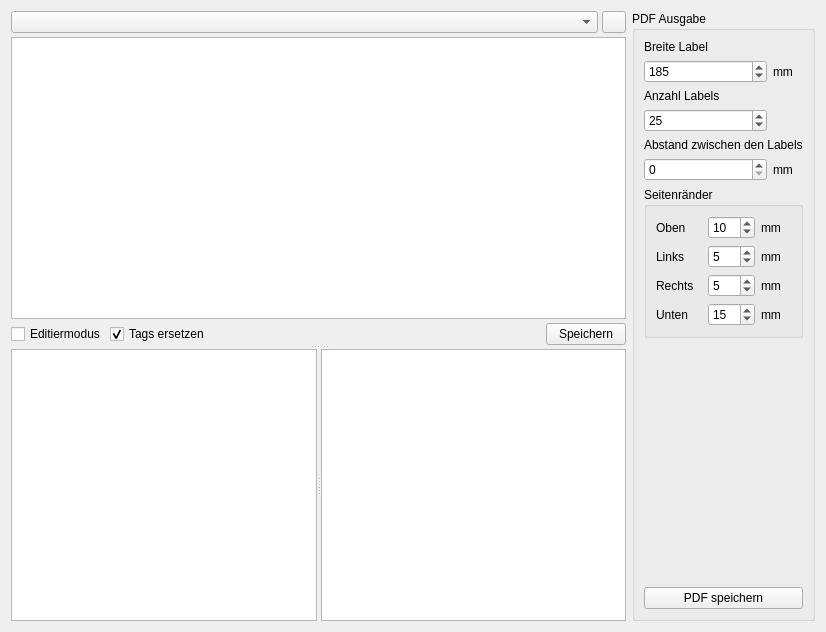
kleiner-brauhelfer/kleiner-brauhelfer-2, file kleiner-brauhelfer/tabetikette.ui: the form before one commit.
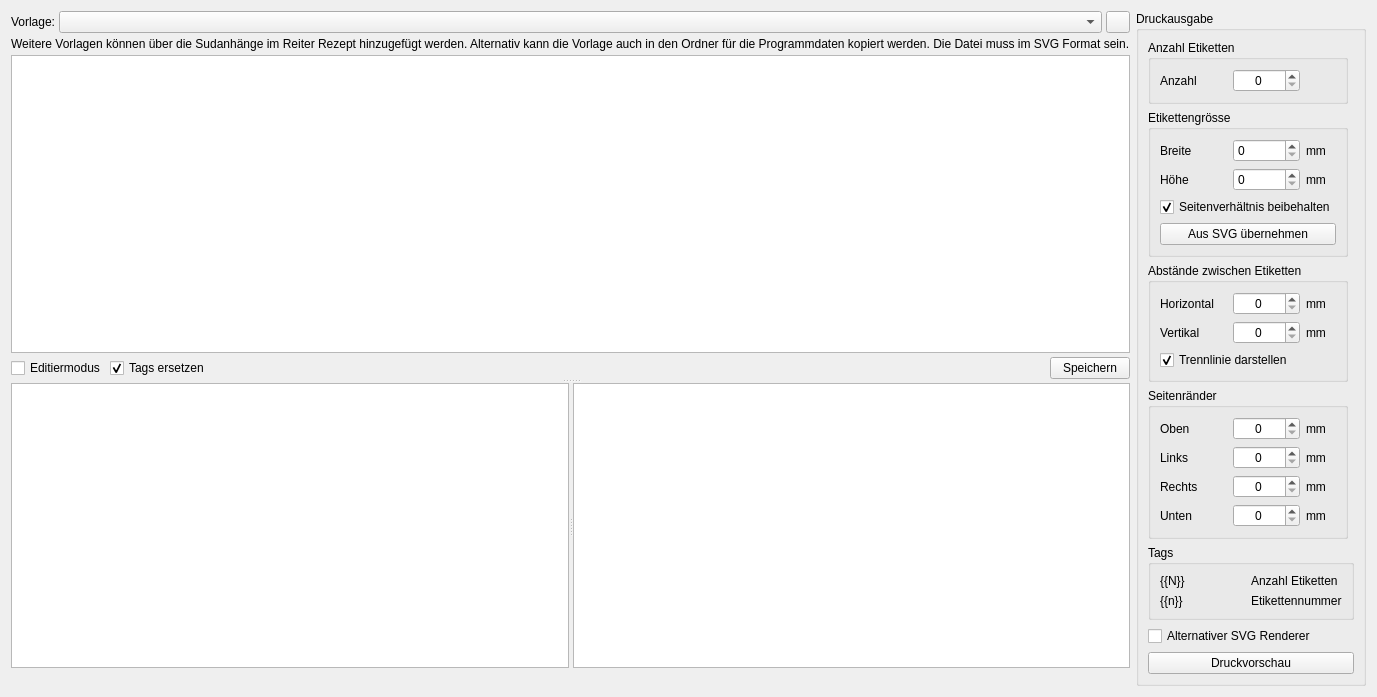
The form after the commit. Icons and pictures are not drawn. Custom widgets are drawn as their Qt base class.

The edit to the form file:
```diff
--- a/kleiner-brauhelfer/tabetikette.ui
+++ b/kleiner-brauhelfer/tabetikette.ui
@@ -22,7 +22,24 @@
      <item>
       <layout class="QHBoxLayout" name="horizontalLayout_2">
        <item>
-        <widget class="ComboBox" name="cbAuswahl"/>
+        <widget class="QLabel" name="label_8">
+         <property name="text">
+          <string>Vorlage:</string>
+         </property>
+        </widget>
+       </item>
+       <item>
+        <widget class="ComboBox" name="cbAuswahl">
+         <property name="sizePolicy">
+          <sizepolicy hsizetype="Expanding" vsizetype="Fixed">
+           <horstretch>0</horstretch>
+           <verstretch>0</verstretch>
+          </sizepolicy>
+         </property>
+         <property name="toolTip">
+          <string>&lt;html&gt;&lt;head/&gt;&lt;body&gt;&lt;p&gt;Über diesen Reiter werden zuvor abgespeicherte &lt;span style=&quot; font-weight:600;&quot;&gt;Gestaltungsvorlagen &lt;/span&gt;aufgerufen. Mit Vorlagen lassen sich Etiketten schnell und unkompliziert gestalten.&lt;/p&gt;&lt;p&gt;Die Gestaltungsmöglichkeiten beziehen sich dabei grundlegend auf Einträge und eingepflegte Bestände im Kleinen Brauhelfer.&lt;/p&gt;&lt;p&gt;Der Funktionsumfang ist zweckmäßig. Er erfüllt nicht die Anforderungen mächtiger Design- und Grafikprogramme. Es können aber viele moderne Designelemente mittels CSS3 und HTML5 definiert werden.&lt;/p&gt;&lt;/body&gt;&lt;/html&gt;</string>
+         </property>
+        </widget>
        </item>
        <item>
         <widget class="QPushButton" name="btnLoeschen">
@@ -52,6 +69,13 @@
        </item>
       </layout>
      </item>
+     <item>
+      <widget class="QLabel" name="label_7">
+       <property name="text">
+        <string>&lt;html&gt;&lt;head/&gt;&lt;body&gt;&lt;p&gt;Weitere Vorlagen können über die Sudanhänge im Reiter Rezept hinzugefügt werden. Alternativ kann die Vorlage auch in den Ordner für die Programmdaten kopiert werden. Die Datei muss im SVG Format sein.&lt;/p&gt;&lt;/body&gt;&lt;/html&gt;</string>
+       </property>
+      </widget>
+     </item>
      <item>
       <widget class="QSplitter" name="splitter_1">
        <property name="orientation">
@@ -135,6 +159,13 @@
        </widget>
       </widget>
      </item>
+     <item>
+      <widget class="QLabel" name="lblFilePath">
+       <property name="wordWrap">
+        <bool>true</bool>
+       </property>
+      </widget>
+     </item>
      <item>
       <spacer name="horizontalSpacer_2">
        <property name="orientation">
@@ -158,10 +189,210 @@
      <item>
       <widget class="QGroupBox" name="groupBox">
        <property name="title">
-        <string>PDF Ausgabe</string>
+        <string>Druckausgabe</string>
        </property>
        <layout class="QGridLayout" name="gridLayout_2">
-        <item row="7" column="0">
+        <item row="1" column="0">
+         <widget class="QGroupBox" name="groupBox_4">
+          <property name="title">
+           <string>Etikettengrösse</string>
+          </property>
+          <layout class="QGridLayout" name="gridLayout_5">
+           <item row="0" column="2">
+            <widget class="QLabel" name="label_5">
+             <property name="minimumSize">
+              <size>
+               <width>30</width>
+               <height>0</height>
+              </size>
+             </property>
+             <property name="maximumSize">
+              <size>
+               <width>30</width>
+               <height>16777215</height>
+              </size>
+             </property>
+             <property name="text">
+              <string>mm</string>
+             </property>
+            </widget>
+           </item>
+           <item row="0" column="0">
+            <widget class="QLabel" name="label_77">
+             <property name="text">
+              <string>Breite</string>
+             </property>
+            </widget>
+           </item>
+           <item row="1" column="1">
+            <widget class="SpinBox" name="tbLabelHoehe">
+             <property name="toolTip">
+              <string>&lt;html&gt;&lt;head/&gt;&lt;body&gt;&lt;p&gt;Hier wird die &lt;span style=&quot; font-weight:600;&quot;&gt;Höhe &lt;/span&gt;des Etiketts festgelegt.&lt;/p&gt;&lt;/body&gt;&lt;/html&gt;</string>
+             </property>
+             <property name="maximum">
+              <number>9999</number>
+             </property>
+            </widget>
+           </item>
+           <item row="0" column="1">
+            <widget class="SpinBox" name="tbLabelBreite">
+             <property name="toolTip">
+              <string>&lt;html&gt;&lt;head/&gt;&lt;body&gt;&lt;p&gt;Hier wird die &lt;span style=&quot; font-weight:600;&quot;&gt;Breite &lt;/span&gt;des Etiketts festgelegt.&lt;/p&gt;&lt;p&gt;Die ideale Breite ist abhängig vom Umfang des Gebindes und sollte vorher ausgemessen werden.&lt;/p&gt;&lt;/body&gt;&lt;/html&gt;</string>
+             </property>
+             <property name="maximum">
+              <number>9999</number>
+             </property>
+            </widget>
+           </item>
+           <item row="1" column="0">
+            <widget class="QLabel" name="label_15">
+             <property name="text">
+              <string>Höhe</string>
+             </property>
+            </widget>
+           </item>
+           <item row="2" column="0" colspan="3">
+            <widget class="QCheckBox" name="cbSeitenverhaeltnis">
+             <property name="text">
+              <string>Seitenverhältnis beibehalten</string>
+             </property>
+             <property name="checked">
+              <bool>true</bool>
+             </property>
+            </widget>
+           </item>
+           <item row="1" column="2">
+            <widget class="QLabel" name="label_16">
+             <property name="minimumSize">
+              <size>
+               <width>30</width>
+               <height>0</height>
+              </size>
+             </property>
+             <property name="maximumSize">
+              <size>
+               <width>30</width>
+               <height>16777215</height>
+              </size>
+             </property>
+             <property name="text">
+              <string>mm</string>
+             </property>
+            </widget>
+           </item>
+           <item row="3" column="0" colspan="3">
+            <widget class="QPushButton" name="btnGroesseAusSvg">
+             <property name="text">
+              <string>Aus SVG übernehmen</string>
+             </property>
+            </widget>
+           </item>
+          </layout>
+         </widget>
+        </item>
+        <item row="0" column="0">
+         <widget class="QGroupBox" name="groupBox_5">
+          <property name="title">
+           <string>Anzahl Etiketten</string>
+          </property>
+          <layout class="QGridLayout" name="gridLayout_6">
+           <item row="0" column="0">
+            <widget class="QLabel" name="label_49">
+             <property name="text">
+              <string>Anzahl</string>
+             </property>
+            </widget>
+           </item>
+           <item row="0" column="1">
+            <widget class="SpinBox" name="tbAnzahl">
+             <property name="toolTip">
+              <string>&lt;html&gt;&lt;head/&gt;&lt;body&gt;&lt;p&gt;Hier wird die &lt;span style=&quot; font-weight:600;&quot;&gt;Anzahl &lt;/span&gt;der Etiketten festgelegt.&lt;/p&gt;&lt;/body&gt;&lt;/html&gt;</string>
+             </property>
+             <property name="alignment">
+              <set>Qt::AlignCenter</set>
+             </property>
+             <property name="maximum">
+              <number>999</number>
+             </property>
+            </widget>
+           </item>
+           <item row="0" column="2">
+            <widget class="QLabel" name="label_17">
+             <property name="minimumSize">
+              <size>
+               <width>30</width>
+               <height>0</height>
+              </size>
+             </property>
+             <property name="maximumSize">
+              <size>
+               <width>30</width>
+               <height>16777215</height>
+              </size>
+             </property>
+            </widget>
+           </item>
+          </layout>
+         </widget>
+        </item>
+        <item row="9" column="0" colspan="2">
+         <widget class="QPushButton" name="btnToPdf">
+          <property name="toolTip">
+           <string>&lt;html&gt;&lt;head/&gt;&lt;body&gt;&lt;p&gt;Mit Klick wird hiermit die Banderole oder das Etikett als &lt;span style=&quot; font-weight:600;&quot;&gt;druckbares PDF &lt;/span&gt;gespeichert.&lt;/p&gt;&lt;p&gt;Direktes Drucken ist im Kleinen Brauhelfer (leider) nicht möglich.&lt;/p&gt;&lt;/body&gt;&lt;/html&gt;</string>
+          </property>
+          <property name="text">
+           <string>Druckvorschau</string>
+          </property>
+         </widget>
+        </item>
+        <item row="6" column="0" colspan="2">
+         <widget class="QGroupBox" name="groupBox_3">
+          <property name="title">
+           <string>Tags</string>
+          </property>
+          <layout class="QGridLayout" name="gridLayout_4">
+           <item row="0" column="0">
+            <widget class="QLabel" name="label_11">
+             <property name="text">
+              <string>{{N}}</string>
+             </property>
+            </widget>
+           </item>
+           <item row="0" column="1">
+            <widget class="QLabel" name="label_12">
+             <property name="text">
+              <string>Anzahl Etiketten</string>
+             </property>
+            </widget>
+           </item>
+           <item row="1" column="0">
+            <widget class="QLabel" name="label_13">
+             <property name="text">
+              <string>{{n}}</string>
+             </property>
+            </widget>
+           </item>
+           <item row="1" column="1">
+            <widget class="QLabel" name="label_14">
+             <property name="text">
+              <string>Etikettennummer</string>
+             </property>
+            </widget>
+           </item>
+          </layout>
+         </widget>
+        </item>
+        <item row="7" column="0" colspan="2">
+         <widget class="QCheckBox" name="cbUseImagePainter">
+          <property name="toolTip">
+           <string>&lt;html&gt;&lt;head/&gt;&lt;body&gt;&lt;p&gt;Der alternative &lt;span style=&quot; font-weight:600;&quot;&gt;SVG Renderer&lt;/span&gt; ist langsamer und qualitativ schlechter. Manche SVGs lassen sich aber nur mit diesem Renderer darstellen.&lt;/p&gt;&lt;/body&gt;&lt;/html&gt;</string>
+          </property>
+          <property name="text">
+           <string>Alternativer SVG Renderer</string>
+          </property>
+         </widget>
+        </item>
+        <item row="8" column="0">
          <spacer name="verticalSpacer_6">
           <property name="orientation">
            <enum>Qt::Vertical</enum>
@@ -174,248 +405,241 @@
           </property>
          </spacer>
         </item>
-        <item row="1" column="0">
-         <widget class="QSpinBox" name="spinBox_BreiteLabel">
-          <property name="maximum">
-           <number>210</number>
-          </property>
-          <property name="value">
-           <number>185</number>
-          </property>
-         </widget>
-        </item>
-        <item row="5" column="0">
-         <widget class="QSpinBox" name="spinBox_AbstandLabel"/>
-        </item>
         <item row="3" column="0">
-         <widget class="QSpinBox" name="spinBox_AnzahlLabels">
-          <property name="maximum">
-           <number>9999999</number>
+         <widget class="QGroupBox" name="groupBox_2">
+          <property name="title">
+           <string>Abstände zwischen Etiketten</string>
           </property>
-          <property name="value">
-           <number>25</number>
-          </property>
+          <layout class="QGridLayout" name="gridLayout_3">
+           <item row="0" column="2">
+            <widget class="QLabel" name="label_6">
+             <property name="minimumSize">
+              <size>
+               <width>30</width>
+               <height>0</height>
+              </size>
+             </property>
+             <property name="maximumSize">
+              <size>
+               <width>30</width>
+               <height>16777215</height>
+              </size>
+             </property>
+             <property name="text">
+              <string>mm</string>
+             </property>
+            </widget>
+           </item>
+           <item row="0" column="0">
+            <widget class="QLabel" name="label_76">
+             <property name="text">
+              <string>Horizontal</string>
+             </property>
+            </widget>
+           </item>
+           <item row="1" column="0">
+            <widget class="QLabel" name="label_9">
+             <property name="text">
+              <string>Vertikal</string>
+             </property>
+            </widget>
+           </item>
+           <item row="1" column="1">
+            <widget class="SpinBox" name="tbAbstandVert">
+             <property name="toolTip">
+              <string>&lt;html&gt;&lt;head/&gt;&lt;body&gt;&lt;p&gt;Hier wird der &lt;span style=&quot; font-weight:600;&quot;&gt;vertikale Abstand&lt;/span&gt; zwischen einzelnen Etiketten festgelegt.&lt;/p&gt;&lt;p&gt;Üblich sind 2mm Beschnittzugabe, um Ungenauigkeiten wie sogenannte Blitzer zu vermeiden, wenn Farbe bis zum Rand gedruckt wird. Dabei werden 2mm Farbauftrag zum Rand addiert. Blitzer entstehen bei Ungenauigkeiten während des Papierschnitts.&lt;/p&gt;&lt;p&gt;Ist man mit einem guten Papierschneider gesegnet, sind bei kleinen Auflagen 0mm kein Problem. Die Fehlerhäufigkeit steigt allerdings mit der Bogendicke des Papiers, da Teile beim Schneiden verrutschen.&lt;/p&gt;&lt;p&gt;Wer es weniger akribisch haben will, arbeitet mit der Schere und nimmt Ungenauigkeiten als Ausdruck echter Handarbeit in Kauf.&lt;/p&gt;&lt;/body&gt;&lt;/html&gt;</string>
+             </property>
+             <property name="alignment">
+              <set>Qt::AlignCenter</set>
+             </property>
+            </widget>
+           </item>
+           <item row="0" column="1">
+            <widget class="SpinBox" name="tbAbstandHor">
+             <property name="toolTip">
+              <string>&lt;html&gt;&lt;head/&gt;&lt;body&gt;&lt;p&gt;Hier wird der &lt;span style=&quot; font-weight:600;&quot;&gt;horizontale Abstand&lt;/span&gt; zwischen einzelnen Etiketten festgelegt.&lt;/p&gt;&lt;p&gt;Üblich sind 2 mm Beschnittzugabe, um Ungenauigkeiten wie sogenannte Blitzer zu vermeiden, wenn Farbe bis zum Rand gedruckt wird. Dabei werden 2 mm Farbauftrag zum Rand addiert. Blitzer entstehen bei Ungenauigkeiten während des Papierschnitts.&lt;/p&gt;&lt;p&gt;Ist man mit einem guten Papierschneider gesegnet, sind bei kleinen Auflagen 0mm kein Problem. Die Fehlerhäufigkeit steigt allerdings mit der Bogendicke des Papiers, da Teile beim Schneiden verrutschen.&lt;/p&gt;&lt;p&gt;Wer es weniger akribisch haben will, arbeitet mit der Schere und nimmt Ungenauigkeiten als Ausdruck echter Handarbeit in Kauf.&lt;/p&gt;&lt;/body&gt;&lt;/html&gt;</string>
+             </property>
+             <property name="alignment">
+              <set>Qt::AlignCenter</set>
+             </property>
+            </widget>
+           </item>
+           <item row="1" column="2">
+            <widget class="QLabel" name="label_10">
+             <property name="text">
+              <string>mm</string>
+             </property>
+            </widget>
+           </item>
+           <item row="2" column="0" colspan="3">
+            <widget class="QCheckBox" name="cbDividingLine">
+             <property name="toolTip">
+              <string>&lt;html&gt;&lt;head/&gt;&lt;body&gt;&lt;p&gt;Eine &lt;span style=&quot; font-weight:600;&quot;&gt;Trennlinie&lt;/span&gt; zwischen den einzelnen darstellen.&lt;/p&gt;&lt;/body&gt;&lt;/html&gt;</string>
+             </property>
+             <property name="text">
+              <string>Trennlinie darstellen</string>
+             </property>
+             <property name="checked">
+              <bool>true</bool>
+             </property>
+            </widget>
+           </item>
+          </layout>
          </widget>
         </item>
-        <item row="1" column="1">
-         <widget class="QLabel" name="label_5">
-          <property name="minimumSize">
-           <size>
-            <width>30</width>
-            <height>0</height>
-           </size>
-          </property>
-          <property name="maximumSize">
-           <size>
-            <width>30</width>
-            <height>16777215</height>
-           </size>
-          </property>
-          <property name="text">
-           <string>mm</string>
-          </property>
-         </widget>
-        </item>
-        <item row="5" column="1">
-         <widget class="QLabel" name="label_6">
-          <property name="minimumSize">
-           <size>
-            <width>30</width>
-            <height>0</height>
-           </size>
-          </property>
-          <property name="maximumSize">
-           <size>
-            <width>30</width>
-            <height>16777215</height>
-           </size>
-          </property>
-          <property name="text">
-           <string>mm</string>
-          </property>
-         </widget>
-        </item>
-        <item row="0" column="0" colspan="2">
-         <widget class="QLabel" name="label_77">
-          <property name="text">
-           <string>Breite Label</string>
-          </property>
-         </widget>
-        </item>
-        <item row="2" column="0" colspan="2">
-         <widget class="QLabel" name="label_49">
-          <property name="text">
-           <string>Anzahl Labels</string>
-          </property>
-         </widget>
-        </item>
-        <item row="4" column="0" colspan="2">
-         <widget class="QLabel" name="label_76">
-          <property name="text">
-           <string>Abstand zwischen den Labels</string>
-          </property>
-         </widget>
-        </item>
-        <item row="6" column="0" colspan="2">
+        <item row="5" column="0">
          <widget class="QGroupBox" name="groupBox_21">
           <property name="title">
            <string>Seitenränder</string>
           </property>
           <layout class="QGridLayout" name="gridLayout">
-           <item row="5" column="1">
-            <widget class="QSpinBox" name="spinBox_FLabel_RandRechts">
-             <property name="maximum">
-              <number>210</number>
-             </property>
-             <property name="value">
-              <number>5</number>
-             </property>
-            </widget>
-           </item>
-           <item row="7" column="1">
-            <widget class="QSpinBox" name="spinBox_FLabel_RandUnten">
-             <property name="maximum">
-              <number>290</number>
-             </property>
-             <property name="value">
-              <number>15</number>
-             </property>
-            </widget>
-           </item>
-           <item row="3" column="2">
-            <widget class="QLabel" name="label_2">
-             <property name="minimumSize">
-              <size>
-               <width>30</width>
-               <height>0</height>
-              </size>
-             </property>
-             <property name="maximumSize">
-              <size>
-               <width>30</width>
-               <height>16777215</height>
-              </size>
-             </property>
-             <property name="text">
-              <string>mm</string>
-             </property>
-            </widget>
-           </item>
-           <item row="3" column="1">
-            <widget class="QSpinBox" name="spinBox_FLabel_RandLinks">
-             <property name="maximum">
-              <number>210</number>
-             </property>
-             <property name="value">
-              <number>5</number>
-             </property>
-            </widget>
-           </item>
-           <item row="5" column="2">
-            <widget class="QLabel" name="label_3">
-             <property name="minimumSize">
-              <size>
-               <width>30</width>
-               <height>0</height>
-              </size>
-             </property>
-             <property name="maximumSize">
-              <size>
-               <width>30</width>
-               <height>16777215</height>
-              </size>
-             </property>
-             <property name="text">
-              <string>mm</string>
-             </property>
-            </widget>
-           </item>
-           <item row="1" column="1">
-            <widget class="QSpinBox" name="spinBox_FLabel_RandOben">
-             <property name="maximum">
-              <number>297</number>
-             </property>
-             <property name="value">
-              <number>10</number>
-             </property>
-            </widget>
-           </item>
-           <item row="1" column="2">
-            <widget class="QLabel" name="label">
-             <property name="minimumSize">
-              <size>
-               <width>30</width>
-               <height>0</height>
-              </size>
-             </property>
-             <property name="maximumSize">
-              <size>
-               <width>30</width>
-               <height>16777215</height>
-              </size>
-             </property>
-             <property name="text">
-              <string>mm</string>
-             </property>
-            </widget>
-           </item>
-           <item row="7" column="2">
-            <widget class="QLabel" name="label_4">
-             <property name="minimumSize">
-              <size>
-               <width>30</width>
-               <height>0</height>
-              </size>
-             </property>
-             <property name="maximumSize">
-              <size>
-               <width>30</width>
-               <height>16777215</height>
-              </size>
-             </property>
-             <property name="text">
-              <string>mm</string>
-             </property>
-            </widget>
-           </item>
-           <item row="1" column="0">
+           <item row="0" column="0">
             <widget class="QLabel" name="label_72">
              <property name="text">
               <string>Oben</string>
              </property>
             </widget>
            </item>
-           <item row="3" column="0">
-            <widget class="QLabel" name="label_73">
-             <property name="text">
-              <string>Links</string>
+           <item row="1" column="1">
+            <widget class="SpinBox" name="tbRandLinks">
+             <property name="toolTip">
+              <string>&lt;html&gt;&lt;head/&gt;&lt;body&gt;&lt;p&gt;Hier wird der Abstand zum Papierrand &lt;span style=&quot; font-weight:600;&quot;&gt;links &lt;/span&gt;festgelegt.&lt;/p&gt;&lt;/body&gt;&lt;/html&gt;</string>
+             </property>
+             <property name="alignment">
+              <set>Qt::AlignCenter</set>
              </property>
             </widget>
            </item>
-           <item row="5" column="0">
+           <item row="2" column="0">
             <widget class="QLabel" name="label_74">
              <property name="text">
               <string>Rechts</string>
              </property>
             </widget>
            </item>
-           <item row="7" column="0">
+           <item row="3" column="0">
             <widget class="QLabel" name="label_75">
              <property name="text">
               <string>Unten</string>
              </property>
             </widget>
            </item>
+           <item row="0" column="2">
+            <widget class="QLabel" name="label">
+             <property name="minimumSize">
+              <size>
+               <width>30</width>
+               <height>0</height>
+              </size>
+             </property>
+             <property name="maximumSize">
+              <size>
+               <width>30</width>
+               <height>16777215</height>
+              </size>
+             </property>
+             <property name="text">
+              <string>mm</string>
+             </property>
+            </widget>
+           </item>
+           <item row="2" column="1">
+            <widget class="SpinBox" name="tbRandRechts">
+             <property name="toolTip">
+              <string>&lt;html&gt;&lt;head/&gt;&lt;body&gt;&lt;p&gt;Hier wird der Abstand zum Papierrand &lt;span style=&quot; font-weight:600;&quot;&gt;rechts &lt;/span&gt;festgelegt.&lt;/p&gt;&lt;/body&gt;&lt;/html&gt;</string>
+             </property>
+             <property name="alignment">
+              <set>Qt::AlignCenter</set>
+             </property>
+            </widget>
+           </item>
+           <item row="3" column="1">
+            <widget class="SpinBox" name="tbRandUnten">
+             <property name="toolTip">
+              <string>&lt;html&gt;&lt;head/&gt;&lt;body&gt;&lt;p&gt;Hier wird der Abstand zum Papierrand &lt;span style=&quot; font-weight:600;&quot;&gt;unten &lt;/span&gt;festgelegt.&lt;/p&gt;&lt;/body&gt;&lt;/html&gt;</string>
+             </property>
+             <property name="alignment">
+              <set>Qt::AlignCenter</set>
+             </property>
+            </widget>
+           </item>
+           <item row="3" column="2">
+            <widget class="QLabel" name="label_4">
+             <property name="minimumSize">
+              <size>
+               <width>30</width>
+               <height>0</height>
+              </size>
+             </property>
+             <property name="maximumSize">
+              <size>
+               <width>30</width>
+               <height>16777215</height>
+              </size>
+             </property>
+             <property name="text">
+              <string>mm</string>
+             </property>
+            </widget>
+           </item>
+           <item row="1" column="0">
+            <widget class="QLabel" name="label_73">
+             <property name="text">
+              <string>Links</string>
+             </property>
+            </widget>
+           </item>
+           <item row="2" column="2">
+            <widget class="QLabel" name="label_3">
+             <property name="minimumSize">
+              <size>
+               <width>30</width>
+               <height>0</height>
+              </size>
+             </property>
+             <property name="maximumSize">
+              <size>
+               <width>30</width>
+               <height>16777215</height>
+              </size>
+             </property>
+             <property name="text">
+              <string>mm</string>
+             </property>
+            </widget>
+           </item>
+           <item row="0" column="1">
+            <widget class="SpinBox" name="tbRandOben">
+             <property name="toolTip">
+              <string>&lt;html&gt;&lt;head/&gt;&lt;body&gt;&lt;p&gt;Hier wird der Abstand zum Papierrand &lt;span style=&quot; font-weight:600;&quot;&gt;oben &lt;/span&gt;festgelegt.&lt;/p&gt;&lt;/body&gt;&lt;/html&gt;</string>
+             </property>
+             <property name="alignment">
+              <set>Qt::AlignCenter</set>
+             </property>
+            </widget>
+           </item>
+           <item row="1" column="2">
+            <widget class="QLabel" name="label_2">
+             <property name="minimumSize">
+              <size>
+               <width>30</width>
+               <height>0</height>
+              </size>
+             </property>
+             <property name="maximumSize">
+              <size>
+               <width>30</width>
+               <height>16777215</height>
+              </size>
+             </property>
+             <property name="text">
+              <string>mm</string>
+             </property>
+            </widget>
+           </item>
           </layout>
          </widget>
         </item>
-        <item row="8" column="0" colspan="2">
-         <widget class="QPushButton" name="btnToPdf">
-          <property name="text">
-           <string>PDF speichern</string>
-          </property>
-         </widget>
-        </item>
        </layout>
       </widget>
      </item>
@@ -434,6 +658,11 @@
    <extends>QGraphicsView</extends>
    <header>widgets/svgview.h</header>
   </customwidget>
+  <customwidget>
+   <class>SpinBox</class>
+   <extends>QSpinBox</extends>
+   <header>widgets/spinbox.h</header>
+  </customwidget>
  </customwidgets>
  <tabstops>
   <tabstop>spinBox_FLabel_RandOben</tabstop>
```
Left out of the diff: 26 changed lines with no effect on the pictures.
